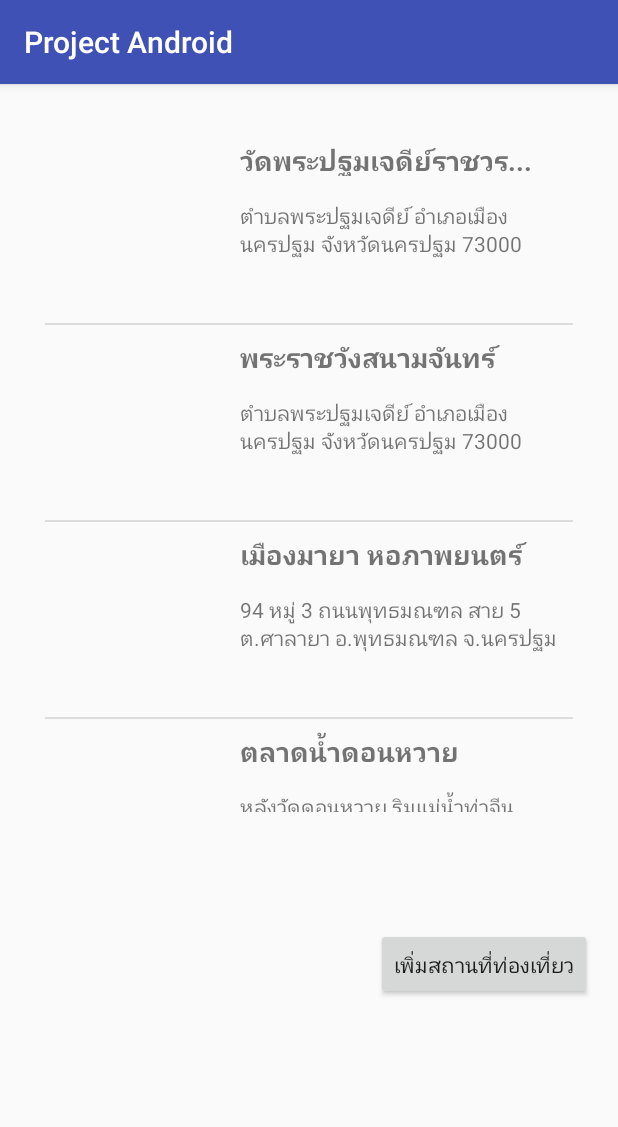
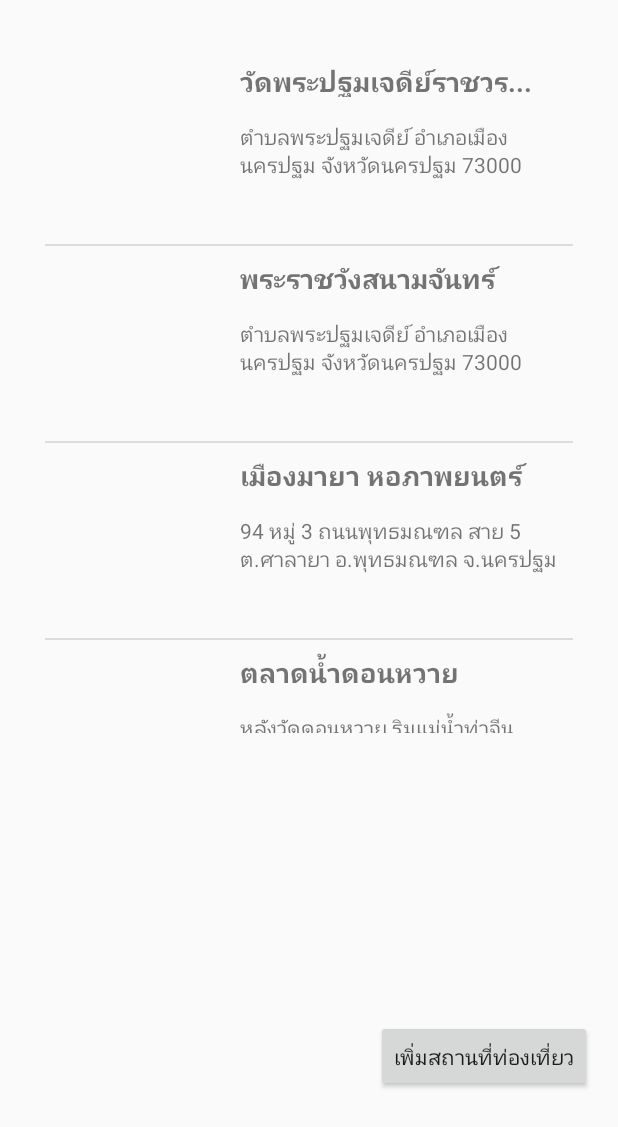
Before and after one commit to ballzakob/NakornpathomTourism, an Android app: the screen it shows after launch (MainActivity), on a phone screen of 412 x 824 dp. Shown: the top 1127 px of the screen. Run offline under Robolectric (Android 15) with nearby library versions, the phone set to English and light mode, and no system bars.

Commit message:
14/12/2018  21.01

```diff
--- a/app/src/main/AndroidManifest.xml
+++ b/app/src/main/AndroidManifest.xml
@@ -10,7 +10,7 @@
         android:label="@string/app_name"
         android:roundIcon="@mipmap/ic_launcher_round"
         android:supportsRtl="true"
-        android:theme="@style/AppTheme">
+        android:theme="@style/AppTheme.FullScreen">
         <activity android:name=".MainActivity">
             <intent-filter>
                 <action android:name="android.intent.action.MAIN" />
--- a/app/src/main/java/com/example/projectandroid/DetailActivity.java
+++ b/app/src/main/java/com/example/projectandroid/DetailActivity.java
@@ -2,17 +2,11 @@ package com.example.projectandroid;
 
 import android.content.Intent;
 import android.content.res.AssetManager;
-import android.graphics.Bitmap;
-import android.graphics.BitmapFactory;
 import android.graphics.drawable.Drawable;
 import android.support.v7.app.AppCompatActivity;
 import android.os.Bundle;
-import android.widget.Button;
-import android.widget.EditText;
 import android.widget.ImageView;
 import android.widget.TextView;
-
-import java.io.File;
 import java.io.IOException;
 import java.io.InputStream;
 
--- a/app/src/main/res/layout/activity_main.xml
+++ b/app/src/main/res/layout/activity_main.xml
@@ -38,6 +38,6 @@
         app:layout_constraintHorizontal_bias="0.964"
         app:layout_constraintStart_toStartOf="parent"
         app:layout_constraintTop_toBottomOf="@+id/result_list_view"
-        app:layout_constraintVertical_bias="0.291" />
+        app:layout_constraintVertical_bias="0.666" />
 
 </android.support.constraint.ConstraintLayout>
--- a/app/src/main/res/values/styles.xml
+++ b/app/src/main/res/values/styles.xml
@@ -7,5 +7,15 @@
         <item name="colorPrimaryDark">@color/colorPrimaryDark</item>
         <item name="colorAccent">@color/colorAccent</item>
     </style>
+    <style name="AppTheme.NoActionBar">
+        <item name="windowActionBar">false</item>
+        <item name="windowNoTitle">true</item>
+    </style>
 
+    <style name="AppTheme.FullScreen">
+        <item name="windowActionBar">false</item>
+        <item name="windowNoTitle">true</item>
+        <item name="android:windowFullscreen">true</item>
+        <item name="android:windowContentOverlay">@null</item>
+    </style>
 </resources>
```
Also changed, not shown: app/src/main/res/drawable/city.jpg (added), app/src/main/res/drawable/flower.jpg (added).
